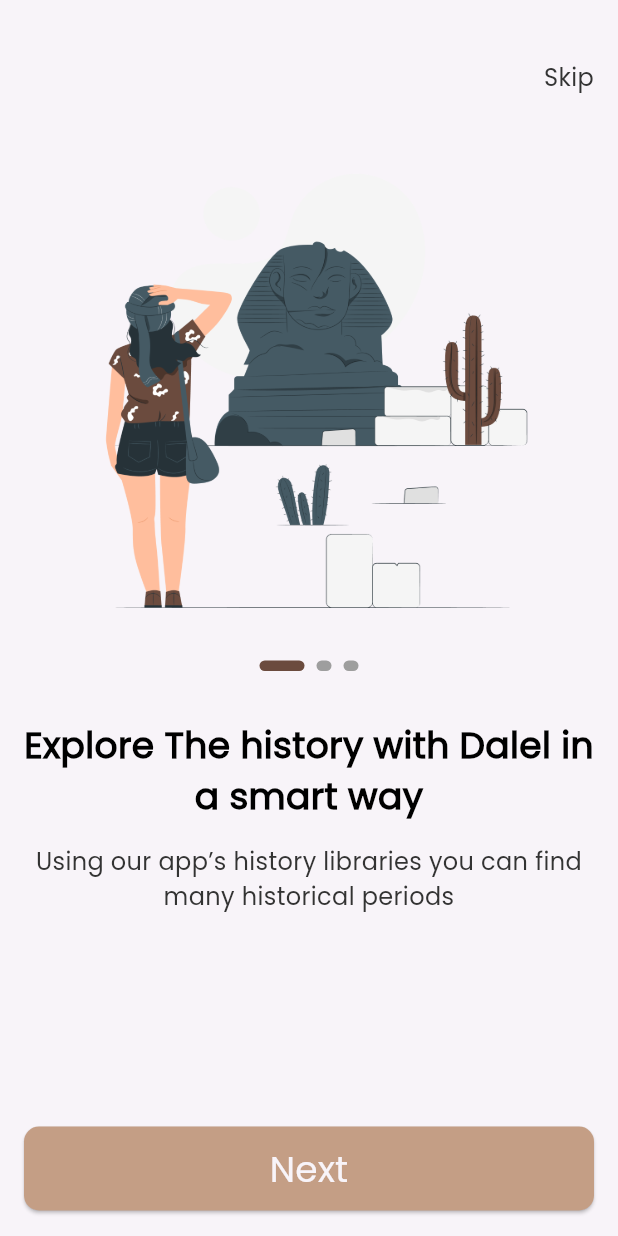
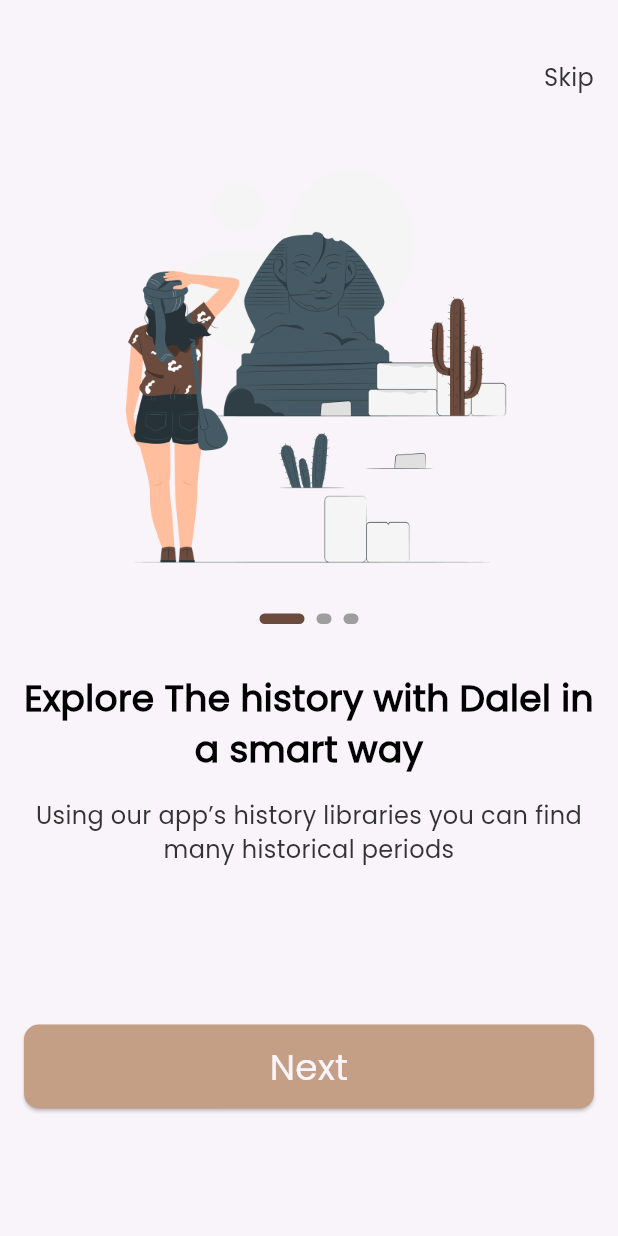
Before and after one commit to Karam-Salama/dalel, a Flutter app: the screen it shows after launch, on a phone screen of 412 x 824 dp. Run offline on Flutter 3.47's test engine with Material 3 defaults, Android fonts, the phone set to English and light mode, and no system bars; drawn by our look-alikes of smooth_page_indicator; our stand-ins replace go_router.

Commit message:
refactor our code

```diff
--- a/lib/core/functions/app_functions.dart
+++ b/lib/core/functions/app_functions.dart
@@ -4,8 +4,11 @@
   GoRouter.of(context).push(path);
 }
 
+void customReplacementNavigate(context, String path) {
+  GoRouter.of(context).pushReplacement(path);
+}
 void delayedNavigate(context) {
   Future.delayed(const Duration(seconds: 2), () {
-    customNavigate(context, '/onBoarding');
+    customReplacementNavigate(context, '/onBoarding');
   });
 }
--- a/lib/features/on_Boarding/presentation/views/onBoarding_view.dart
+++ b/lib/features/on_Boarding/presentation/views/onBoarding_view.dart
@@ -15,20 +15,16 @@
       child: Scaffold(
           body: Padding(
         padding: const EdgeInsets.symmetric(horizontal: 16.0),
-        child: Column(
+        child: ListView(
+          physics: const BouncingScrollPhysics(),
           children: [
-            const SizedBox(
-              height: 40,
-            ),
+            const SizedBox(height: 40),
             const CustomNavBar(),
-            const SizedBox(
-              height: 32,
-            ),
+            const SizedBox(height: 32),
             OnBoardingWigetBody(),
-            const CustomBtn(text: AppStrings.next,),
-            const SizedBox(
-              height: 17,
-            ),
+            const SizedBox(height: 88),
+            const CustomBtn(text: AppStrings.next),
+            const SizedBox(height: 17),
           ],
         ),
       )),
--- a/lib/features/on_Boarding/presentation/views/widgets/onBoarding_body_widget.dart
+++ b/lib/features/on_Boarding/presentation/views/widgets/onBoarding_body_widget.dart
@@ -11,13 +11,21 @@
   PageController controller = PageController();
   @override
   Widget build(BuildContext context) {
-    return Expanded(
+    return SizedBox(
+      height: 500,
       child: PageView.builder(
+          physics: const BouncingScrollPhysics(),
           controller: controller,
           itemCount: 3,
           itemBuilder: (context, index) {
             return Column(children: [
-              Image.asset(Assets.imagesOnBoarding1),
+              Container(
+                width: 343,
+                height: 290,
+                decoration: const BoxDecoration(
+                    image: DecorationImage(
+                        image: AssetImage(Assets.imagesOnBoarding1))),
+              ),
               const SizedBox(height: 24),
               CustomSmoothPageIndicator(controller: controller),
               const SizedBox(height: 32),
@@ -26,6 +34,8 @@
                 style: AppTextStyle.poppins500style24
                     .copyWith(fontWeight: FontWeight.bold),
                 textAlign: TextAlign.center,
+                maxLines: 2,
+                overflow: TextOverflow.ellipsis,
               ),
               const SizedBox(height: 16),
               Text(
@@ -33,7 +43,6 @@
                 style: AppTextStyle.poppins300style16,
                 textAlign: TextAlign.center,
               ),
-              const SizedBox(height: 88),
             ]);
           }),
     );
```
